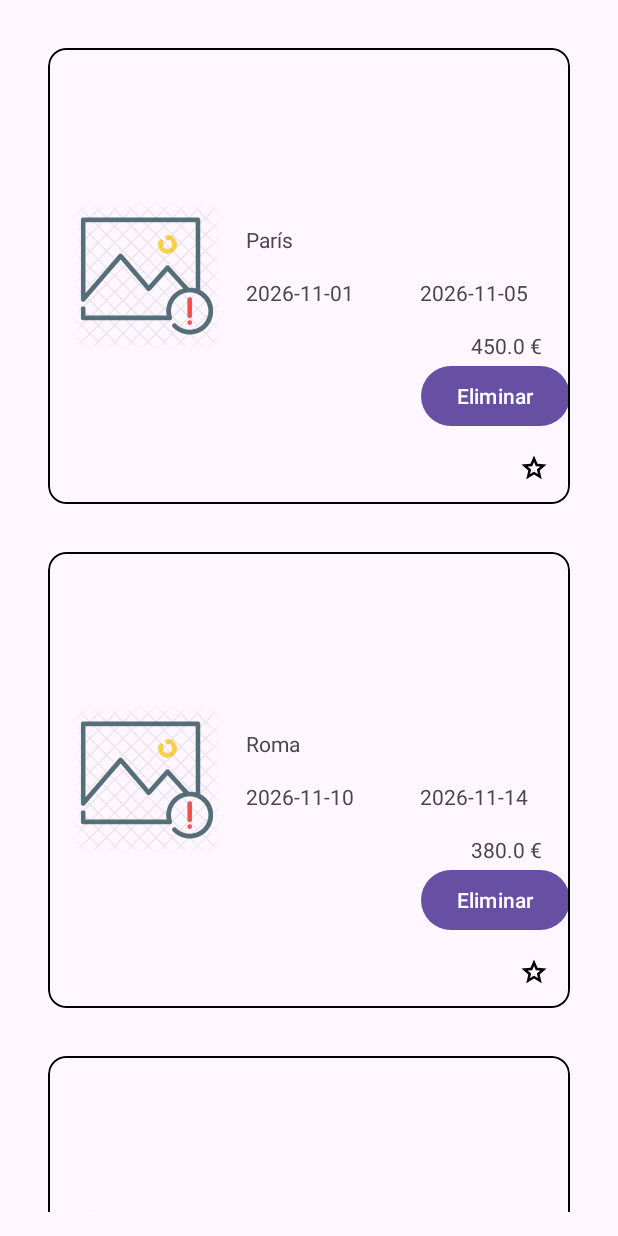
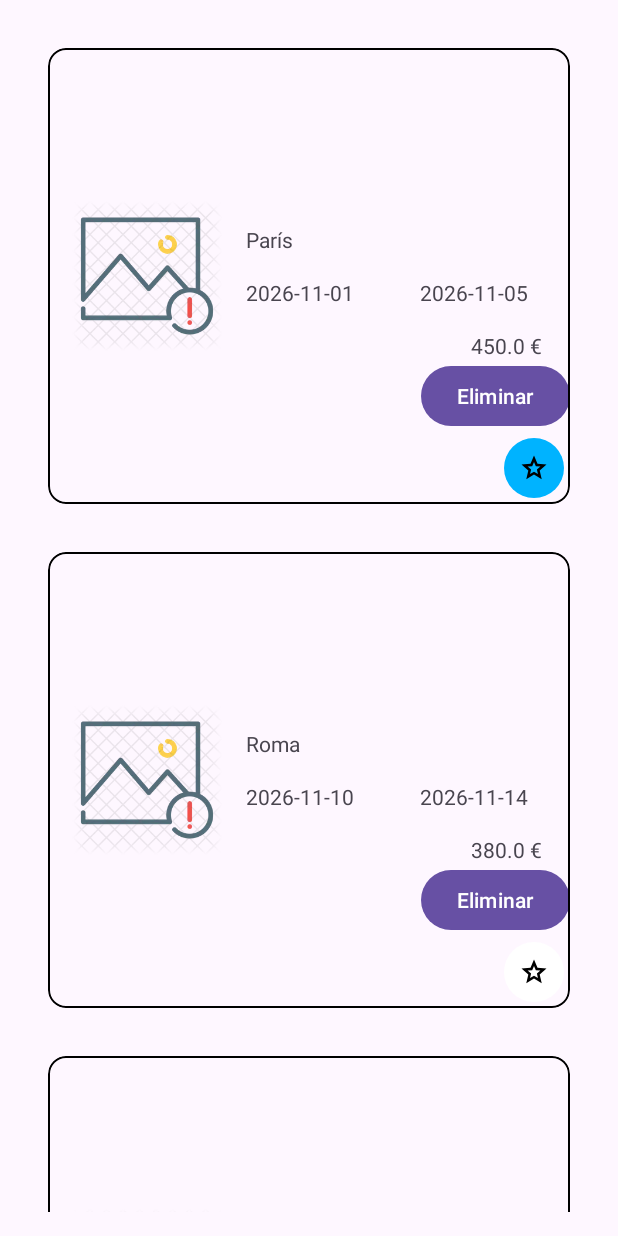
Before and after one commit to alortegama/viatges_recycler_view_2026, an Android app: the screen it shows after launch (MainActivity), after a tap on an icon or button, on a phone screen of 412 x 824 dp. Run offline under Robolectric (Android 15) with nearby library versions, the phone set to English and light mode, and no system bars; pictures from the network do not load.

Commit message:
Change button fav.

```diff
--- a/app/src/main/java/ad/cfp/viatges/ViatgesAdapter.kt
+++ b/app/src/main/java/ad/cfp/viatges/ViatgesAdapter.kt
@@ -1,6 +1,7 @@
 package ad.cfp.viatges
 
 import ad.cfp.viatges.databinding.ViatgeItemBinding
+import android.content.res.ColorStateList
 import android.view.LayoutInflater
 import android.view.ViewGroup
 import androidx.recyclerview.widget.RecyclerView
@@ -35,6 +36,16 @@ class ViatgesAdapter(
             binding.destinacio.text = viatge.destinacio
             binding.dataSortida.text = viatge.dataSortida
             binding.dataTornada.text = viatge.dataTornada
+            if (viatge.preferit){
+                binding.preferit.setBackgroundColor(
+                    binding.root.context.getResources()
+                        .getColor(R.color.favorite))
+
+            }else{
+                binding.preferit.setBackgroundColor(
+                    binding.root.context.getResources()
+                        .getColor(R.color.white))
+            }
             Glide.with(binding.root.context)
                 .load(viatge.imatge)
                 .error(
--- a/app/src/main/res/values/colors.xml
+++ b/app/src/main/res/values/colors.xml
@@ -2,4 +2,5 @@
 <resources>
     <color name="black">#FF000000</color>
     <color name="white">#FFFFFFFF</color>
+    <color name="favorite">#00B3FF</color>
 </resources>
```
